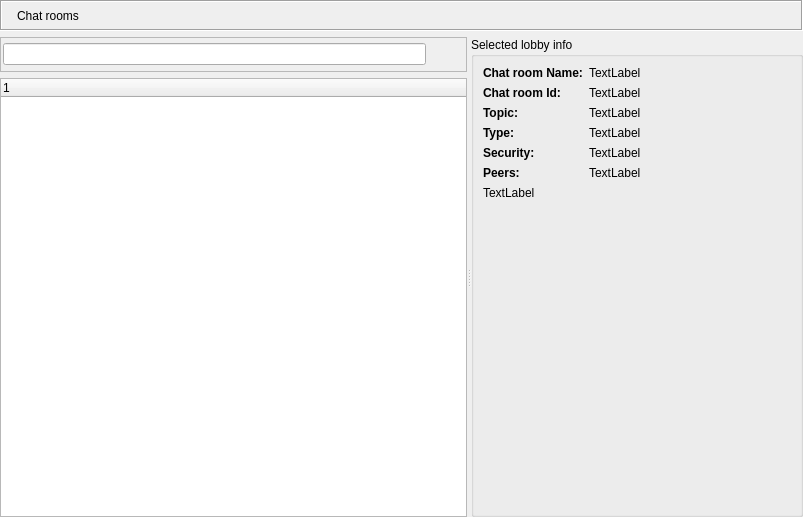
The window that retroshare-gui/src/gui/ChatLobbyWidget.ui (RetroShare/RetroShare) describes before a commit, drawn with Qt 5.
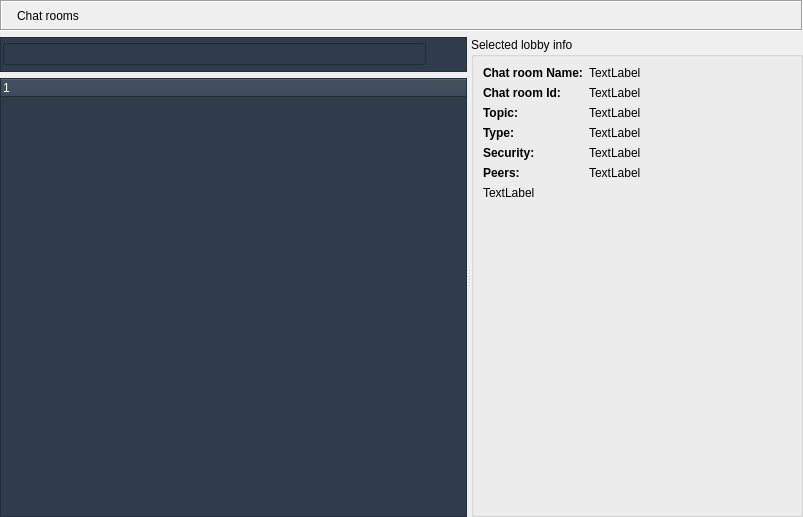
The same window after the commit. Icons and pictures are not drawn. Custom widgets are drawn as their Qt base class.

Commit message: Update color unseen

Patch:
```diff
--- a/retroshare-gui/src/gui/ChatLobbyWidget.ui
+++ b/retroshare-gui/src/gui/ChatLobbyWidget.ui
@@ -119,7 +119,8 @@
        <item>
         <widget class="QFrame" name="toolBarFrame">
          <property name="styleSheet">
-          <string notr="true"/>
+          <string notr="true">color: white;
+background-color: rgb(47, 60, 76);</string>
          </property>
          <property name="frameShape">
           <enum>QFrame::StyledPanel</enum>
@@ -181,6 +182,13 @@
        </item>
        <item>
         <widget class="QTreeWidget" name="lobbyTreeWidget">
+         <property name="styleSheet">
+          <string notr="true">color: white;
+background-color: rgb(47, 60, 76);
+selection-color: rgb(255,255,255);
+selection-background-color: rgb(32, 41, 53);
+</string>
+         </property>
          <property name="iconSize">
           <size>
            <width>16</width>
@@ -428,16 +436,16 @@
   </layout>
  </widget>
  <customwidgets>
-  <customwidget>
-   <class>LineEditClear</class>
-   <extends>QLineEdit</extends>
-   <header location="global">gui/common/LineEditClear.h</header>
-  </customwidget>
   <customwidget>
    <class>StyledLabel</class>
    <extends>QLabel</extends>
    <header>gui/common/StyledLabel.h</header>
   </customwidget>
+  <customwidget>
+   <class>LineEditClear</class>
+   <extends>QLineEdit</extends>
+   <header location="global">gui/common/LineEditClear.h</header>
+  </customwidget>
  </customwidgets>
  <resources>
   <include location="images.qrc"/>
```
Left out of the diff: 5 changed lines with no effect on the pictures. The commit also changes 10 other files.
